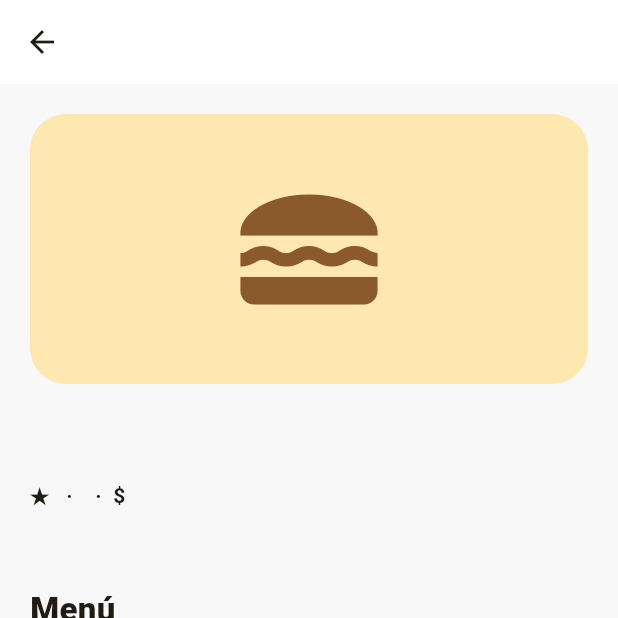
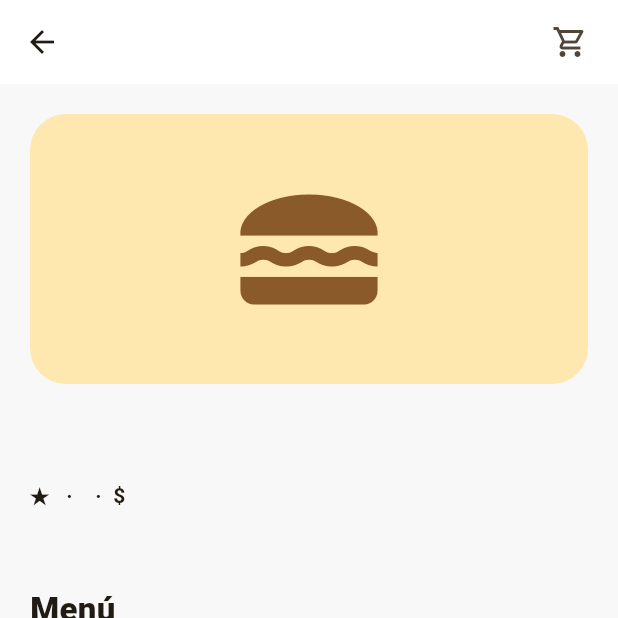
Before and after one commit to jtapiaa/FoodSale-Mobile, a Flutter app: the RestaurantScreen screen opened directly with empty values, on a phone screen of 412 x 824 dp, the top half of it. Run offline on Flutter 3.47's test engine with Material 3 defaults, Android fonts, the phone set to English and light mode, and no system bars; our stand-ins replace shared_preferences; accounts and stored records are empty; network calls fail; Roboto replaces fonts that are missing (Arial).

Commit message:
feat: agrega carrito visible en restaurante

```diff
--- a/lib/main.dart
+++ b/lib/main.dart
@@ -903,6 +903,10 @@ class _RestaurantScreenState extends State<RestaurantScreen> {
     products = ApiService.getRestaurantProducts(widget.restaurantId);
   }
 
+  void _refreshCart() {
+    setState(() {});
+  }
+
   @override
   Widget build(BuildContext context) {
     return Scaffold(
@@ -913,6 +917,47 @@ class _RestaurantScreenState extends State<RestaurantScreen> {
         ),
         backgroundColor: Colors.white,
         surfaceTintColor: Colors.white,
+        actions: [
+          Stack(
+            alignment: Alignment.center,
+            children: [
+              IconButton(
+                icon: const Icon(Icons.shopping_cart_outlined),
+                onPressed: () {
+                  Navigator.push(
+                    context,
+                    MaterialPageRoute(builder: (_) => const CartScreen()),
+                  );
+                },
+              ),
+
+              if (CartService.itemCount > 0)
+                Positioned(
+                  right: 6,
+                  top: 6,
+                  child: Container(
+                    padding: const EdgeInsets.symmetric(
+                      horizontal: 6,
+                      vertical: 2,
+                    ),
+                    decoration: BoxDecoration(
+                      color: orange,
+                      borderRadius: BorderRadius.circular(12),
+                    ),
+                    child: Text(
+                      '${CartService.itemCount}',
+                      style: const TextStyle(
+                        color: Colors.white,
+                        fontSize: 11,
+                        fontWeight: FontWeight.w800,
+                      ),
+                    ),
+                  ),
+                ),
+            ],
+          ),
+          const SizedBox(width: 8),
+        ],
       ),
       body: ListView(
         padding: const EdgeInsets.all(20),
@@ -988,6 +1033,7 @@ class _RestaurantScreenState extends State<RestaurantScreen> {
                     description: product['description'] ?? '',
                     price: product['price'],
                     restaurantId: widget.restaurantId,
+                    onCartChanged: _refreshCart,
                   );
                 }).toList(),
               );
@@ -1005,6 +1051,7 @@ class MenuItem extends StatelessWidget {
   final String description;
   final int price;
   final int restaurantId;
+  final VoidCallback? onCartChanged;
 
   const MenuItem({
     super.key,
@@ -1013,6 +1060,7 @@ class MenuItem extends StatelessWidget {
     required this.description,
     required this.price,
     required this.restaurantId,
+    this.onCartChanged,
   });
 
   @override
@@ -1056,11 +1104,14 @@ class MenuItem extends StatelessWidget {
           IconButton(
             onPressed: () {
               CartService.restaurantId = restaurantId;
+
               CartService.addItem(
                 productId: productId,
                 name: name,
                 price: price,
               );
+
+              onCartChanged?.call();
 
               ScaffoldMessenger.of(context).showSnackBar(
                 SnackBar(
```
